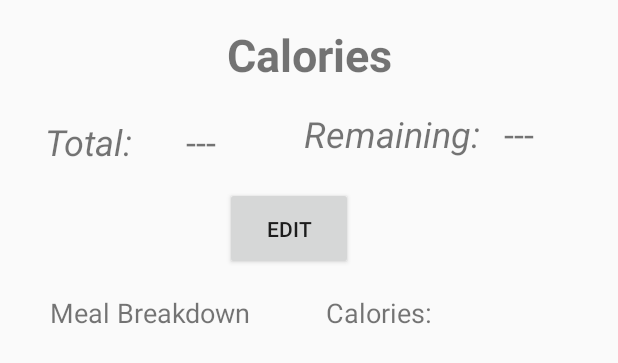
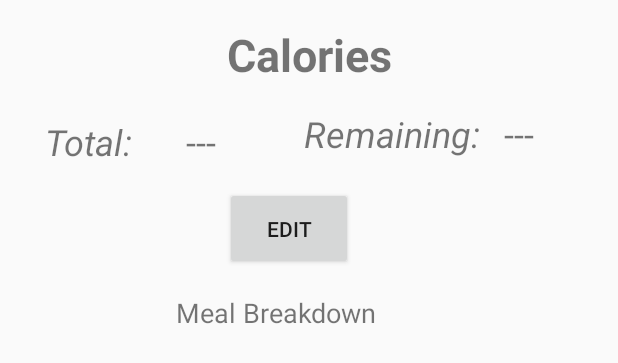
Before and after one commit to jsuyat/Suyat_Khan_FinalProject2, an Android app: the layout fragment_calorie.xml on its own in the app's theme, with its tools: preview values and no code run, on a phone screen of 412 x 824 dp. Shown: the top 363 px of the screen. Run offline under Robolectric (Android 15) with nearby library versions, the phone set to English and light mode, and no system bars.

Commit message:
I think we're almost there

```diff
--- a/app/src/main/res/layout/fragment_calorie.xml
+++ b/app/src/main/res/layout/fragment_calorie.xml
@@ -11,19 +11,6 @@
         android:layout_alignParentTop="true"
         android:layout_marginStart="0dp"
         android:layout_marginTop="0dp">
-
-        <TextView
-            android:id="@+id/mealCal"
-            android:layout_width="wrap_content"
-            android:layout_height="30dp"
-            android:layout_marginTop="196dp"
-            android:layout_marginEnd="124dp"
-            android:layout_marginBottom="11dp"
-            android:text="@string/calories"
-            android:textSize="18sp"
-            app:layout_constraintBottom_toTopOf="@+id/calList"
-            app:layout_constraintEnd_toEndOf="parent"
-            app:layout_constraintTop_toTopOf="parent" />
 
         <TextView
             android:id="@+id/title"
@@ -103,37 +90,25 @@
             android:layout_width="wrap_content"
             android:layout_height="wrap_content"
             android:layout_marginTop="196dp"
+            android:layout_marginEnd="11dp"
             android:layout_marginBottom="14dp"
             android:text="@string/meal_breakdown"
             android:textSize="18sp"
             app:layout_constraintBottom_toTopOf="@+id/mealList"
             app:layout_constraintEnd_toEndOf="parent"
-            app:layout_constraintHorizontal_bias="0.12"
+            app:layout_constraintHorizontal_bias="0.44"
             app:layout_constraintStart_toStartOf="parent"
             app:layout_constraintTop_toTopOf="parent" />
 
         <ListView
             android:id="@+id/mealList"
-            android:layout_width="0dp"
+            android:layout_width="110dp"
             android:layout_height="0dp"
-            android:layout_marginStart="8dp"
-            android:layout_marginEnd="14dp"
+            android:layout_marginStart="120dp"
             android:layout_marginBottom="7dp"
             app:layout_constraintBottom_toBottomOf="parent"
-            app:layout_constraintEnd_toStartOf="@+id/calList"
             app:layout_constraintStart_toStartOf="parent"
             app:layout_constraintTop_toBottomOf="@+id/mealTitle" />
 
-        <ListView
-            android:id="@+id/calList"
-            android:layout_width="0dp"
-            android:layout_height="0dp"
-            android:layout_marginEnd="93dp"
-            android:layout_marginBottom="8dp"
-            app:layout_constraintBottom_toBottomOf="parent"
-            app:layout_constraintEnd_toEndOf="parent"
-            app:layout_constraintStart_toEndOf="@+id/mealList"
-            app:layout_constraintTop_toBottomOf="@+id/mealCal" />
-
     </android.support.constraint.ConstraintLayout>
 </RelativeLayout>
```
Also changed, not shown: app/src/main/java/edu/gmu/cs477/khan_suyat_finalproject/CaloricIntakeFragment.java (+25 -52 lines), app/src/main/java/edu/gmu/cs477/khan_suyat_finalproject/EditCalories.java (+19 -11 lines).
